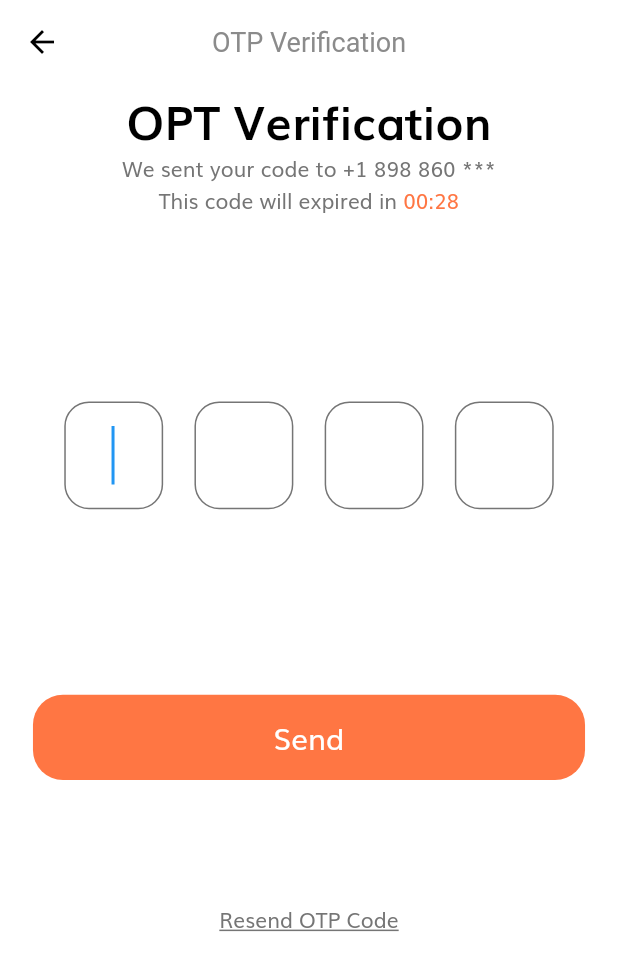
After one commit to DARWINDEV/ecommerce, a Flutter app: the OtpScreen screen opened by its route, on a phone screen of 412 x 824 dp. The commit adds this screen. Shown: the top 971 px of the screen. Run offline on Flutter 3.47's test engine with Material 2 defaults, Android fonts, the phone set to English and light mode, and no system bars; our stand-ins replace flutter_svg.

Commit message:
register-otp

```diff
--- a/lib/src/routes/routes.dart
+++ b/lib/src/routes/routes.dart
@@ -6,12 +6,14 @@ import 'package:ecommerce/src/screens/login_success/components/loginSuccess.dart
 import 'package:ecommerce/src/screens/splash/components/splashScreen.dart';
 import 'package:ecommerce/src/screens/sign_up/components/sign_up.dart';
 import 'package:ecommerce/src/screens/sign_in/components/sign_in.dart';
+import 'package:ecommerce/src/screens/otp/components/otp.dart';
 
 final Map<String, WidgetBuilder> routes = {
-  'splashScreen' : (BuildContext context) => SplashScreen(),
-  'signInScreen' : (BuildContext context) => SignInScreen(),
+  'splashScreen'   : (BuildContext context) => SplashScreen(),
+  'signInScreen'   : (BuildContext context) => SignInScreen(),
   'forgotPassword' : (BuildContext context) => ForgotPasswordScreen(),
-  'success' : (BuildContext context) => LoginSuccessScreen(),
-  'signUpScreen' : (BuildContext context) => SignUpScreen(),
-  'completeProfile' : (BuildContext context) => CompleteProfileScreen()
+  'success'        : (BuildContext context) => LoginSuccessScreen(),
+  'signUpScreen'   : (BuildContext context) => SignUpScreen(),
+  'completeProfile' : (BuildContext context) => CompleteProfileScreen(),
+  'otp' : (BuildContext context) => OtpScreen()
 };
--- a/lib/src/screens/complete_profile/components/complete_profile_form.dart
+++ b/lib/src/screens/complete_profile/components/complete_profile_form.dart
@@ -52,7 +52,7 @@ class _CompleteProfileFormState extends State<CompleteProfileForm> {
             SizedBox(height: getProportionateScreenHeight(40)),
             GenericButton(text: 'Continue', press: (){
               if(_formKey.currentState!.validate()){
-
+                Navigator.pushNamed(context, 'otp');
               }
             },)
           ],
@@ -95,9 +95,9 @@ class _CompleteProfileFormState extends State<CompleteProfileForm> {
   Widget lastNameTextForm() {
     return TextFormField(
       keyboardType: TextInputType.name,
-      onSaved: (newValue) => phoneNumber = newValue,
+      onSaved: (newValue) => lastName = newValue,
       decoration: InputDecoration(
-        labelText: 'Phone number',
+        labelText: 'Last name',
         hintText: 'Enter your last name',
         floatingLabelBehavior: FloatingLabelBehavior.always,
         suffixIcon: CustomSuffixMethod(
@@ -110,9 +110,9 @@ class _CompleteProfileFormState extends State<CompleteProfileForm> {
   Widget phoneNumTextForm() {
     return TextFormField(
       keyboardType: TextInputType.number,
-      onSaved: (newValue) => lastName = newValue,
+      onSaved: (newValue) => phoneNumber = newValue,
       decoration: InputDecoration(
-        labelText: 'Last name',
+        labelText: 'Phone number',
         hintText: 'Enter your phone number',
         floatingLabelBehavior: FloatingLabelBehavior.always,
         suffixIcon: CustomSuffixMethod(
--- /dev/null
+++ b/lib/src/screens/otp/components/opt_body.dart
@@ -0,0 +1,54 @@
+import 'package:flutter/material.dart';
+
+import 'package:ecommerce/src/screens/otp/components/otp_form.dart';
+import 'package:ecommerce/src/utils/size_config.dart';
+import 'package:ecommerce/src/values/constants.dart';
+
+
+class OtpBody extends StatelessWidget {
+  @override
+  Widget build(BuildContext context) {
+    return Padding(
+      padding:
+          EdgeInsets.symmetric(horizontal: getProportionateScreenWidth(20)),
+      child: SingleChildScrollView(
+        physics: BouncingScrollPhysics(),
+        child: Column(
+          children: <Widget>[
+            Text(
+              'OPT Verification',
+              style: headingStyle,
+            ),
+            Text('We sent your code to +1 898 860 ***'),
+            timer(),
+            SizedBox(height: SizeConfig.screenHeight! * 0.15),
+            OtpForm(),
+            SizedBox(height: SizeConfig.screenHeight! * 0.1),
+            InkWell(
+              onTap: (){},
+              child: Text('Resend OTP Code', style: TextStyle(decoration: TextDecoration.underline)),
+            )
+          ],
+        ),
+      ),
+    );
+  }
+
+  Widget timer() {
+    return Row(
+      mainAxisAlignment: MainAxisAlignment.center,
+      children: <Widget>[
+        Text('This code will expired in '),
+        TweenAnimationBuilder(
+          tween: IntTween(begin: 30, end: 0),
+          duration: Duration(seconds: 30),
+          builder: (context, int value, child) => Text(
+            "00:${value.toInt()}",
+            style: TextStyle(color: kPrimaryColor),
+          ),
+          onEnd: () {},
+        )
+      ],
+    );
+  }
+}
--- /dev/null
+++ b/lib/src/screens/otp/components/otp.dart
@@ -0,0 +1,14 @@
+import 'package:ecommerce/src/screens/otp/components/opt_body.dart';
+import 'package:flutter/material.dart';
+
+
+class OtpScreen extends StatelessWidget {
+
+  @override
+  Widget build(BuildContext context) {
+    return Scaffold(
+      appBar: AppBar(title: Text('OTP Verification')),
+      body: OtpBody()
+   );
+  }
+}
--- /dev/null
+++ b/lib/src/screens/otp/components/otp_form.dart
@@ -0,0 +1,105 @@
+import 'package:flutter/material.dart';
+
+import 'package:ecommerce/src/values/constants.dart';
+import 'package:ecommerce/src/utils/size_config.dart';
+import 'package:ecommerce/src/widgets/genericButton.dart';
+
+class OtpForm extends StatefulWidget {
+  const OtpForm({Key? key}) : super(key: key);
+
+  @override
+  _OtpFormState createState() => _OtpFormState();
+}
+
+class _OtpFormState extends State<OtpForm> {
+  FocusNode? pin2FN, pin3FN, pin4FN;
+
+  @override
+  void initState() {
+    super.initState();
+    pin2FN = FocusNode();
+    pin3FN = FocusNode();
+    pin4FN = FocusNode();
+  }
+
+  @override
+  void dispose() {
+    pin2FN!.dispose();
+    pin3FN!.dispose();
+    pin4FN!.dispose();
+    super.dispose();
+  }
+
+  void nextField({String? value, FocusNode? focusNode}) {
+    if (value!.length == 1) {
+      focusNode!.requestFocus();
+    }
+  }
+
+  @override
+  Widget build(BuildContext context) {
+    return Form(
+        child: Column(
+      children: <Widget>[
+        Row(
+          mainAxisAlignment: MainAxisAlignment.spaceEvenly,
+          children: <Widget>[
+            SizedBox(
+                width: getProportionateScreenWidth(60),
+                child: TextFormField(
+                  autofocus: true,
+                  obscureText: true,
+                  textAlign: TextAlign.center,
+                  keyboardType: TextInputType.number,
+                  style: TextStyle(fontSize: getProportionateScreenWidth(24)),
+                  decoration: otpInputDecoration,
+                  onChanged: (value) {
+                    nextField(value: value, focusNode: pin2FN);
+                  },
+                )),
+            SizedBox(
+                width: getProportionateScreenWidth(60),
+                child: TextFormField(
+                    focusNode: pin2FN,
+                    obscureText: true,
+                    keyboardType: TextInputType.number,
+                    style: TextStyle(fontSize: getProportionateScreenWidth(24)),
+                    decoration: otpInputDecoration,
+                    textAlign: TextAlign.center,
+                    onChanged: (value) {
+                      nextField(value: value, focusNode: pin3FN);
+                    })),
+            SizedBox(
+                width: getProportionateScreenWidth(60),
+                child: TextFormField(
+                    focusNode: pin3FN,
+                    obscureText: true,
+                    textAlign: TextAlign.center,
+                    keyboardType: TextInputType.number,
+                    style: TextStyle(fontSize: getProportionateScreenWidth(24)),
+                    decoration: otpInputDecoration,
+                    onChanged: (value) {
+                      nextField(value: value, focusNode: pin4FN);
+                    })),
+            SizedBox(
+                width: getProportionateScreenWidth(60),
+                child: TextFormField(
+                  focusNode: pin4FN,
+                  obscureText: true,
+                  textAlign: TextAlign.center,
+                  keyboardType: TextInputType.number,
+                  style: TextStyle(fontSize: getProportionateScreenWidth(24)),
+                  decoration: otpInputDecoration,
+                  onChanged: (value) {
+                    pin4FN!.unfocus();
+                  },
+                )),
+          ],
+        ),
+        SizedBox(height: SizeConfig.screenHeight! * 0.15),
+        GenericButton(text: 'Send')
+
+      ],
+    ));
+  }
+}
```
